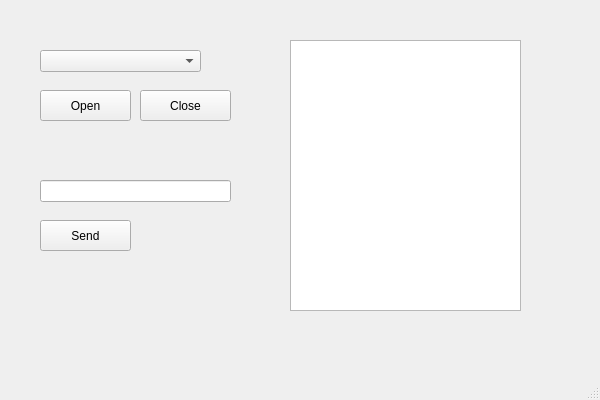
Before: the Qt Designer form mainwindow.ui in SquadQuiz/ArduinoSerialGUI, drawn with Qt 5.
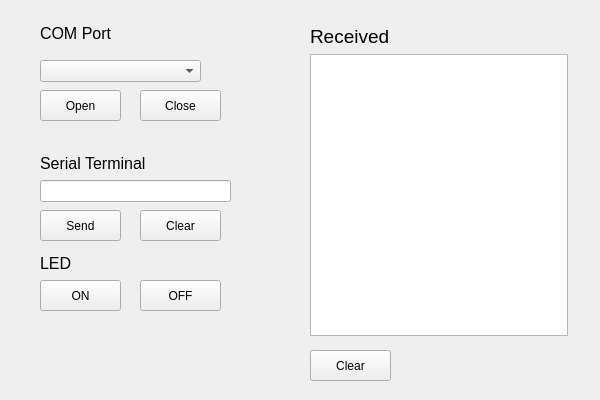
After: the same form once the commit is applied.

Commit message: Added Layout, LED On/Off and Clear Button

Diff of the .ui file:
```diff
--- a/mainwindow.ui
+++ b/mainwindow.ui
@@ -10,6 +10,18 @@
     <height>400</height>
    </rect>
   </property>
+  <property name="minimumSize">
+   <size>
+    <width>600</width>
+    <height>400</height>
+   </size>
+  </property>
+  <property name="maximumSize">
+   <size>
+    <width>600</width>
+    <height>400</height>
+   </size>
+  </property>
   <property name="windowTitle">
    <string>MainWindow</string>
   </property>
@@ -18,7 +30,7 @@
     <property name="geometry">
      <rect>
       <x>40</x>
-      <y>50</y>
+      <y>60</y>
       <width>161</width>
       <height>22</height>
      </rect>
@@ -29,7 +41,7 @@
      <rect>
       <x>40</x>
       <y>90</y>
-      <width>91</width>
+      <width>81</width>
       <height>31</height>
      </rect>
     </property>
@@ -42,7 +54,7 @@
      <rect>
       <x>140</x>
       <y>90</y>
-      <width>91</width>
+      <width>81</width>
       <height>31</height>
      </rect>
     </property>
@@ -54,8 +66,8 @@
     <property name="geometry">
      <rect>
       <x>40</x>
-      <y>220</y>
-      <width>91</width>
+      <y>210</y>
+      <width>81</width>
       <height>31</height>
      </rect>
     </property>
@@ -73,28 +85,159 @@
      </rect>
     </property>
    </widget>
-   <widget class="QTextEdit" name="textEdit">
+   <widget class="QLabel" name="portSelectLabel">
     <property name="geometry">
      <rect>
-      <x>290</x>
-      <y>40</y>
-      <width>231</width>
-      <height>271</height>
+      <x>40</x>
+      <y>20</y>
+      <width>91</width>
+      <height>27</height>
      </rect>
     </property>
+    <property name="font">
+     <font>
+      <pointsize>12</pointsize>
+     </font>
+    </property>
+    <property name="text">
+     <string>COM Port</string>
+    </property>
    </widget>
+   <widget class="QPushButton" name="ledOnBtn">
+    <property name="geometry">
+     <rect>
+      <x>40</x>
+      <y>280</y>
+      <width>81</width>
+      <height>31</height>
+     </rect>
+    </property>
+    <property name="text">
+     <string>ON</string>
+    </property>
+    <property name="checkable">
+     <bool>true</bool>
+    </property>
+    <attribute name="buttonGroup">
+     <string notr="true">ledBtnGroup</string>
+    </attribute>
+   </widget>
+   <widget class="QPushButton" name="ledOffBtn">
+    <property name="geometry">
+     <rect>
+      <x>140</x>
+      <y>280</y>
+      <width>81</width>
+      <height>31</height>
+     </rect>
+    </property>
+    <property name="text">
+     <string>OFF</string>
+    </property>
+    <property name="checkable">
+     <bool>true</bool>
+    </property>
+    <attribute name="buttonGroup">
+     <string notr="true">ledBtnGroup</string>
+    </attribute>
+   </widget>
+   <widget class="QLabel" name="label_3">
+    <property name="geometry">
+     <rect>
+      <x>40</x>
+      <y>150</y>
+      <width>191</width>
+      <height>27</height>
+     </rect>
+    </property>
+    <property name="font">
+     <font>
+      <pointsize>12</pointsize>
+     </font>
+    </property>
+    <property name="text">
+     <string>Serial Terminal</string>
+    </property>
+   </widget>
+   <widget class="QLabel" name="label_4">
+    <property name="geometry">
+     <rect>
+      <x>40</x>
+      <y>250</y>
+      <width>91</width>
+      <height>27</height>
+     </rect>
+    </property>
+    <property name="font">
+     <font>
+      <pointsize>12</pointsize>
+     </font>
+    </property>
+    <property name="text">
+     <string>LED </string>
+    </property>
+   </widget>
+   <widget class="QPushButton" name="clearTextSend">
+    <property name="geometry">
+     <rect>
+      <x>140</x>
+      <y>210</y>
+      <width>81</width>
+      <height>31</height>
+     </rect>
+    </property>
+    <property name="text">
+     <string>Clear</string>
+    </property>
+    <property name="checkable">
+     <bool>true</bool>
+    </property>
+   </widget>
+   <widget class="QPushButton" name="clearTextBox">
+    <property name="geometry">
+     <rect>
+      <x>310</x>
+      <y>350</y>
+      <width>81</width>
+      <height>31</height>
+     </rect>
+    </property>
+    <property name="text">
+     <string>Clear</string>
+    </property>
+    <property name="checkable">
+     <bool>true</bool>
+    </property>
+   </widget>
+   <widget class="QWidget" name="">
+    <property name="geometry">
+     <rect>
+      <x>310</x>
+      <y>25</y>
+      <width>258</width>
+      <height>311</height>
+     </rect>
+    </property>
+    <layout class="QVBoxLayout" name="verticalLayout">
+     <item>
+      <widget class="QLabel" name="receivedBoxLabel">
+       <property name="font">
+        <font>
+         <pointsize>14</pointsize>
+         <kerning>true</kerning>
+        </font>
+       </property>
+       <property name="text">
+        <string>Received </string>
+       </property>
+      </widget>
+     </item>
+     <item>
+      <widget class="QTextEdit" name="receivedTextBox"/>
+     </item>
+    </layout>
+   </widget>
   </widget>
-  <widget class="QMenuBar" name="menubar">
-   <property name="geometry">
-    <rect>
-     <x>0</x>
-     <y>0</y>
-     <width>600</width>
-     <height>22</height>
-    </rect>
-   </property>
-  </widget>
-  <widget class="QStatusBar" name="statusbar"/>
  </widget>
  <resources/>
  <connections/>
```
Left out of the diff: 5 changed lines with no effect on the pictures. The commit also changes 3 other files.
